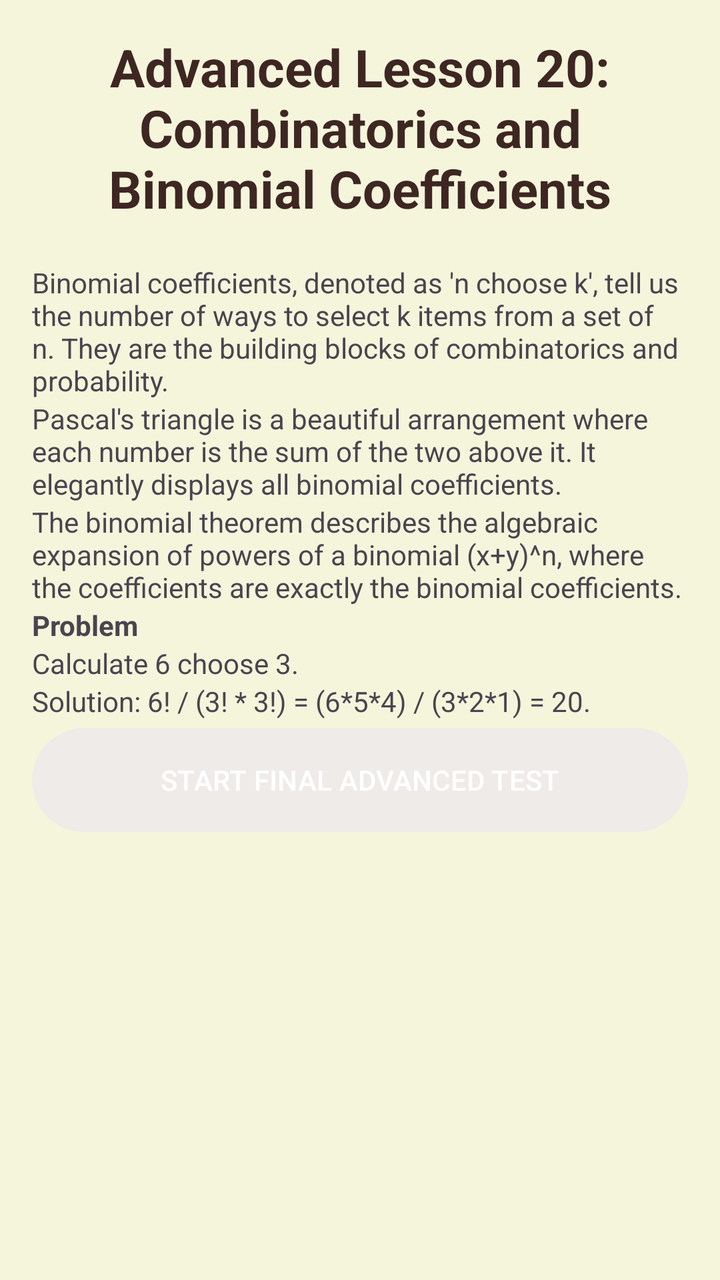
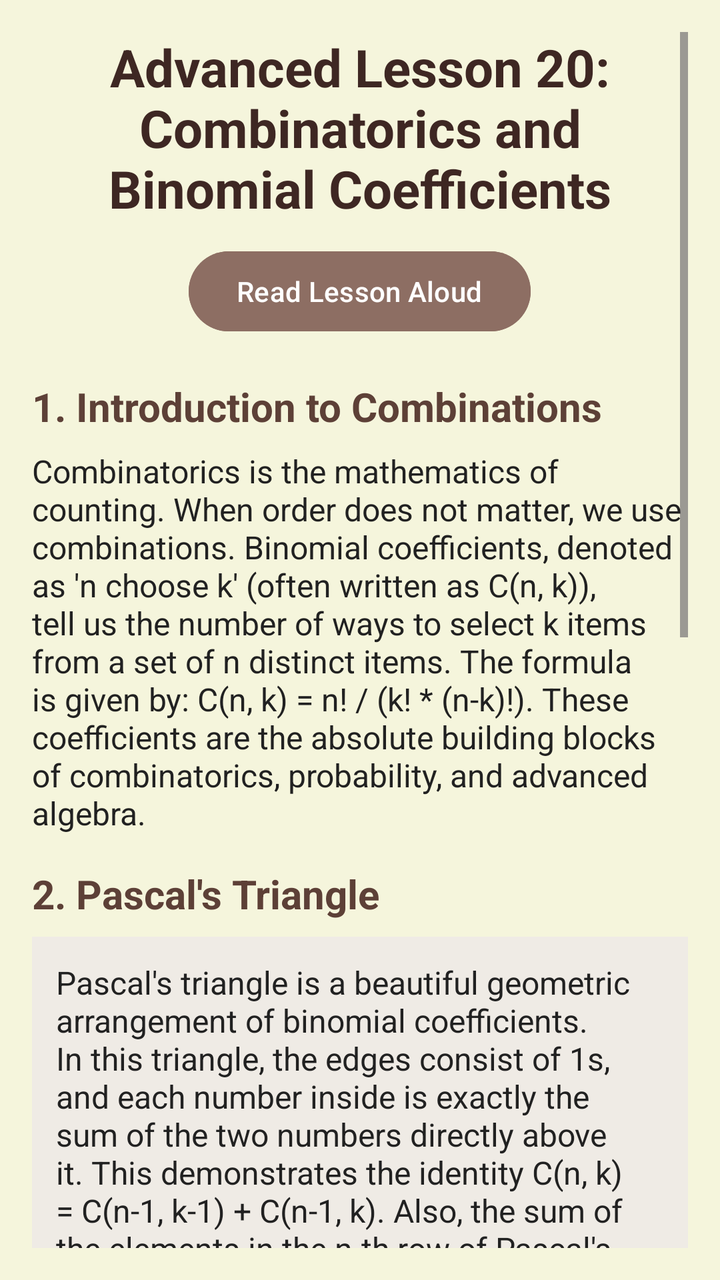

An Android layout rendered at two revisions. The XML below is the earlier revision; the diff shows what the commit changed to produce the second picture.
<!-- AndroidManifest.xml: application theme Theme.OlympMathMentor -->
<!-- res/layout/activity_adv_lesson20.xml -->
<?xml version="1.0" encoding="utf-8"?>
<ScrollView xmlns:android="http://schemas.android.com/apk/res/android"
    android:layout_width="match_parent"
    android:layout_height="match_parent"
    android:background="#F5F5DC"
    android:padding="16dp">

    <LinearLayout
        android:layout_width="match_parent"
        android:layout_height="wrap_content"
        android:orientation="vertical">

        <TextView
            android:id="@+id/tvTitle"
            android:layout_width="match_parent"
            android:layout_height="wrap_content"
            android:text="Advanced Lesson 20: Combinatorics and Binomial Coefficients"
            android:textSize="26sp"
            android:textStyle="bold"
            android:textColor="#3E2723"
            android:gravity="center"
            android:layout_marginBottom="20dp"/>

        <TextView
            android:id="@+id/tvContent1"
            android:layout_width="match_parent"
            android:layout_height="wrap_content"
            android:text="Binomial coefficients, denoted as 'n choose k', tell us the number of ways to select k items from a set of n. They are the building blocks of combinatorics and probability."/>

        <TextView
            android:id="@+id/tvContent2"
            android:layout_width="match_parent"
            android:layout_height="wrap_content"
            android:text="Pascal's triangle is a beautiful arrangement where each number is the sum of the two above it. It elegantly displays all binomial coefficients."/>

        <TextView
            android:id="@+id/tvContent3"
            android:layout_width="match_parent"
            android:layout_height="wrap_content"
            android:text="The binomial theorem describes the algebraic expansion of powers of a binomial (x+y)^n, where the coefficients are exactly the binomial coefficients."/>

        <TextView
            android:id="@+id/tvProblemTitle"
            android:layout_width="match_parent"
            android:layout_height="wrap_content"
            android:text="Problem"
            android:textStyle="bold"/>

        <TextView
            android:id="@+id/tvProblemText"
            android:layout_width="match_parent"
            android:layout_height="wrap_content"
            android:text="Calculate 6 choose 3."/>

        <TextView
            android:id="@+id/tvSolution"
            android:layout_width="match_parent"
            android:layout_height="wrap_content"
            android:text="Solution: 6! / (3! * 3!) = (6*5*4) / (3*2*1) = 20."/>

        <Button
            android:id="@+id/btnStartTest"
            android:layout_width="match_parent"
            android:layout_height="60dp"
            android:text="START FINAL ADVANCED TEST" />
    </LinearLayout>
</ScrollView>
<!-- resources referenced by this layout -->
<resources>
  <style name="Theme.OlympMathMentor" parent="Base.Theme.OlympMathMentor" />
  <style name="Base.Theme.OlympMathMentor" parent="Theme.Material3.DayNight.NoActionBar">
          <item name="colorPrimary">@color/soft_beige</item>
  
          <item name="android:statusBarColor">@color/soft_beige</item>
  
          <item name="android:windowLightStatusBar">true</item>
      </style>
  <color name="soft_beige">#EFEBE9</color>
</resources>

<!-- the commit's change to res/layout/activity_adv_lesson20.xml (unified diff, before → after) -->
@@ -3,7 +3,8 @@
     android:layout_width="match_parent"
     android:layout_height="match_parent"
     android:background="#F5F5DC"
-    android:padding="16dp">
+    android:padding="16dp"
+    android:fillViewport="true">
 
     <LinearLayout
         android:layout_width="match_parent"
@@ -19,49 +20,120 @@
             android:textStyle="bold"
             android:textColor="#3E2723"
             android:gravity="center"
-            android:layout_marginBottom="20dp"/>
+            android:layout_marginBottom="10dp"/>
+
+        <Button
+            android:id="@+id/btnReadLesson"
+            android:layout_width="wrap_content"
+            android:layout_height="wrap_content"
+            android:layout_gravity="center"
+            android:text="Read Lesson Aloud"
+            android:backgroundTint="#8D6E63"
+            android:textColor="#FFFFFF"
+            android:layout_marginBottom="20dp" />
+
+        <TextView
+            android:id="@+id/tvSubtitle1"
+            android:layout_width="match_parent"
+            android:layout_height="wrap_content"
+            android:text="1. Introduction to Combinations"
+            android:textSize="20sp"
+            android:textStyle="bold"
+            android:textColor="#5D4037"
+            android:layout_marginBottom="8dp"/>
 
         <TextView
             android:id="@+id/tvContent1"
             android:layout_width="match_parent"
             android:layout_height="wrap_content"
-            android:text="Binomial coefficients, denoted as 'n choose k', tell us the number of ways to select k items from a set of n. They are the building blocks of combinatorics and probability."/>
+            android:text="Combinatorics is the mathematics of counting. When order does not matter, we use combinations. Binomial coefficients, denoted as 'n choose k' (often written as C(n, k)), tell us the number of ways to select k items from a set of n distinct items. The formula is given by: C(n, k) = n! / (k! * (n-k)!). These coefficients are the absolute building blocks of combinatorics, probability, and advanced algebra."
+            android:textSize="16sp"
+            android:textColor="#212121"
+            android:layout_marginBottom="16dp"/>
+
+        <TextView
+            android:id="@+id/tvSubtitle2"
+            android:layout_width="match_parent"
+            android:layout_height="wrap_content"
+            android:text="2. Pascal's Triangle"
+            android:textSize="20sp"
+            android:textStyle="bold"
+            android:textColor="#5D4037"
+            android:layout_marginBottom="8dp"/>
 
         <TextView
             android:id="@+id/tvContent2"
             android:layout_width="match_parent"
             android:layout_height="wrap_content"
-            android:text="Pascal's triangle is a beautiful arrangement where each number is the sum of the two above it. It elegantly displays all binomial coefficients."/>
+            android:text="Pascal's triangle is a beautiful geometric arrangement of binomial coefficients. In this triangle, the edges consist of 1s, and each number inside is exactly the sum of the two numbers directly above it. This demonstrates the identity C(n, k) = C(n-1, k-1) + C(n-1, k). Also, the sum of the elements in the n-th row of Pascal's triangle is always 2^n, representing all possible subsets of an n-element set."
+            android:textSize="16sp"
+            android:textColor="#212121"
+            android:background="#EFEBE5"
+            android:padding="12dp"
+            android:layout_marginBottom="16dp"/>
+
+        <TextView
+            android:id="@+id/tvSubtitle3"
+            android:layout_width="match_parent"
+            android:layout_height="wrap_content"
+            android:text="3. The Binomial Theorem"
+            android:textSize="20sp"
+            android:textStyle="bold"
+            android:textColor="#5D4037"
+            android:layout_marginBottom="8dp"/>
 
         <TextView
             android:id="@+id/tvContent3"
             android:layout_width="match_parent"
             android:layout_height="wrap_content"
-            android:text="The binomial theorem describes the algebraic expansion of powers of a binomial (x+y)^n, where the coefficients are exactly the binomial coefficients."/>
+            android:text="The Binomial Theorem is one of the most important theorems in algebra. It describes the algebraic expansion of powers of a binomial (x+y)^n. The theorem states that (x+y)^n can be expanded into a sum involving terms of the form a*(x^b)*(y^c), where the exponents b and c add up to n, and the coefficient 'a' is exactly the binomial coefficient C(n, k)."
+            android:textSize="16sp"
+            android:textColor="#212121"
+            android:layout_marginBottom="20dp"/>
+
+        <View
+            android:layout_width="match_parent"
+            android:layout_height="2dp"
+            android:background="#D2B48C"
+            android:layout_marginBottom="20dp"/>
 
         <TextView
             android:id="@+id/tvProblemTitle"
             android:layout_width="match_parent"
             android:layout_height="wrap_content"
-            android:text="Problem"
-            android:textStyle="bold"/>
+            android:text="Advanced Olympiad Application"
+            android:textStyle="bold"
+            android:textSize="18sp"
+            android:textColor="#5D4037"/>
 
         <TextView
             android:id="@+id/tvProblemText"
             android:layout_width="match_parent"
             android:layout_height="wrap_content"
-            android:text="Calculate 6 choose 3."/>
+            android:text="If you have 6 different colored balls, in how many ways can you choose exactly 3 of them?"
+            android:textSize="16sp"
+            android:textColor="#212121"/>
 
         <TextView
             android:id="@+id/tvSolution"
             android:layout_width="match_parent"
             android:layout_height="wrap_content"
-            android:text="Solution: 6! / (3! * 3!) = (6*5*4) / (3*2*1) = 20."/>
+            android:text="Solution: We need to calculate '6 choose 3', or C(6, 3). Using the formula: 6! / (3! * (6-3)!) = 6! / (3! * 3!). Expanding the factorials gives us (6 * 5 * 4 * 3!) / (3! * 3 * 2 * 1). The 3! cancels out, leaving (6 * 5 * 4) / 6. This simplifies to 120 / 6 = 20 ways."
+            android:textSize="16sp"
+            android:textStyle="italic"
+            android:textColor="#2E7D32"
+            android:layout_marginTop="8dp"
+            android:layout_marginBottom="30dp"/>
 
         <Button
             android:id="@+id/btnStartTest"
             android:layout_width="match_parent"
-            android:layout_height="60dp"
-            android:text="START FINAL ADVANCED TEST" />
+            android:layout_height="65dp"
+            android:text="START ADVANCED TEST 20"
+            android:textSize="18sp"
+            android:backgroundTint="#5D4037"
+            android:textColor="#FFFFFF"
+            android:layout_marginBottom="30dp"/>
+
     </LinearLayout>
 </ScrollView>
